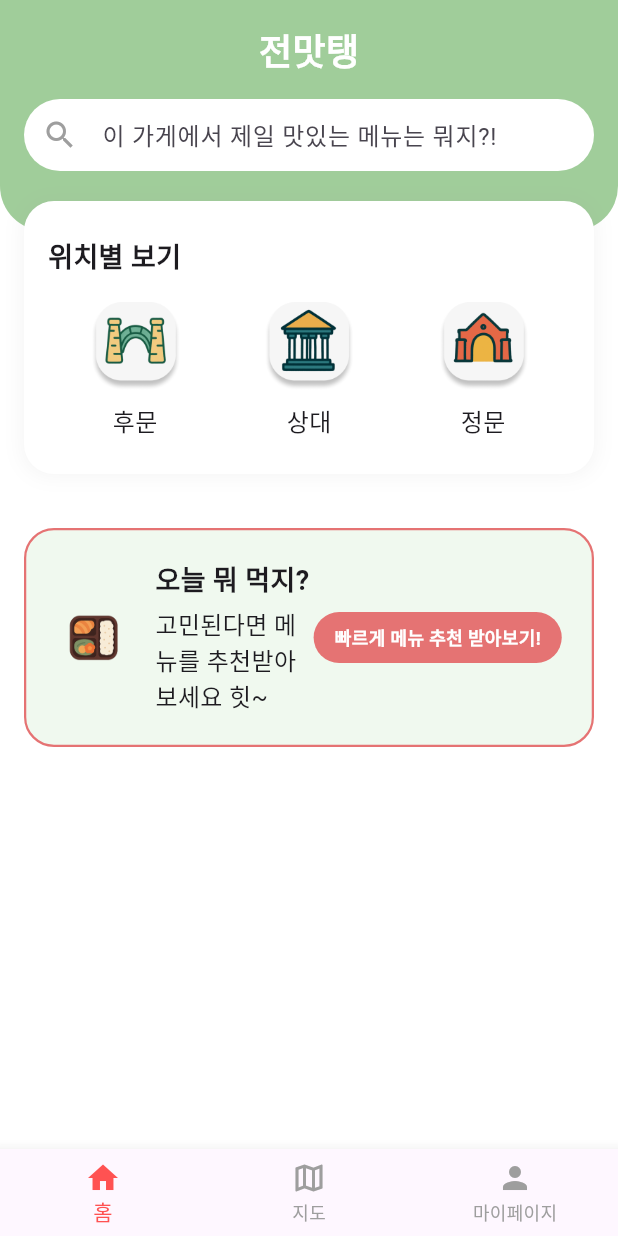
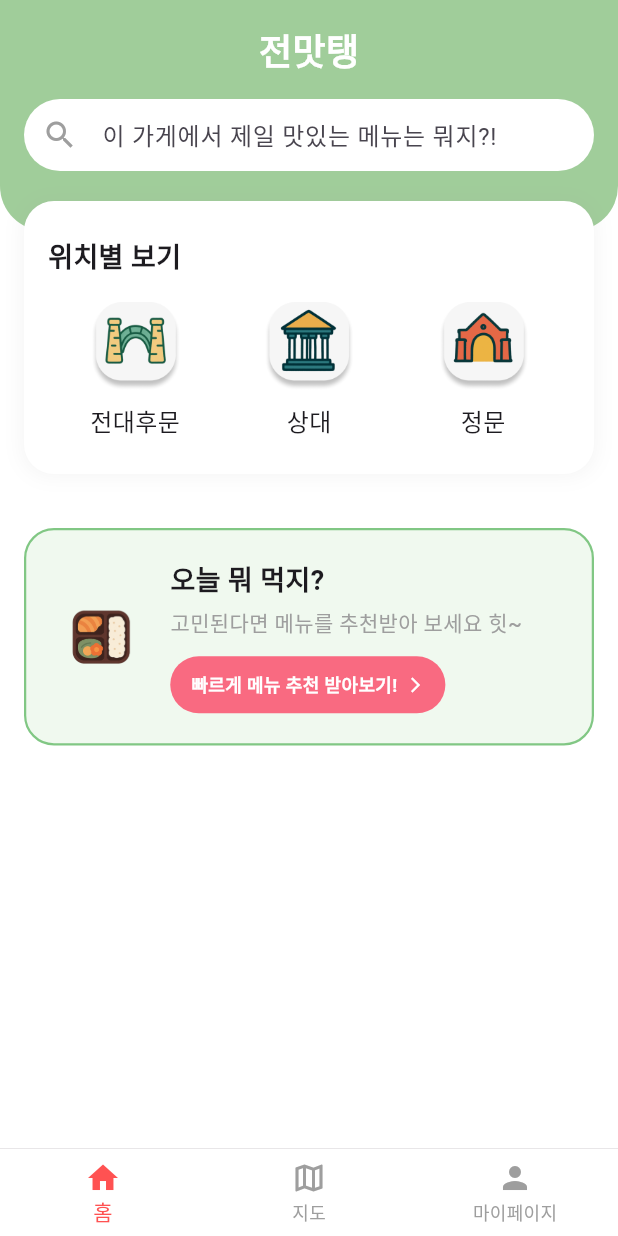
Before and after one commit to ReusCap/jeonmattaeng, a Flutter app: the MainTabPage screen opened by its route, on a phone screen of 412 x 824 dp. Run offline on Flutter 3.47's test engine with Material 3 defaults, Android fonts, the phone set to English and light mode, and no system bars; our stand-ins replace cached_network_image, dio, flutter_dotenv, flutter_secure_storage; missing offline and left inert: kakao_flutter_sdk_user; accounts and stored records are empty; network calls fail; Roboto replaces fonts that are missing (Pretendard).

Commit message:
색상통일

```diff
--- a/lib/pages/home_page.dart
+++ b/lib/pages/home_page.dart
@@ -25,7 +25,7 @@ class HomePage extends StatelessWidget {
     );
   }
 
-  // 상단 헤더 UI
+  // 상단 헤더 UI (변경 없음)
   Widget _buildTopHeader(BuildContext context) {
     return Container(
       width: double.infinity,
@@ -59,7 +59,7 @@ class HomePage extends StatelessWidget {
     );
   }
 
-  // 위치 선택 버튼 UI
+  // 위치 선택 버튼 UI (변경 없음)
   Widget _buildLocationButtons(BuildContext context) {
     // 헤더와 겹치도록 transform 사용
     return Transform.translate(
@@ -86,7 +86,7 @@ class HomePage extends StatelessWidget {
             Row(
               mainAxisAlignment: MainAxisAlignment.spaceAround,
               children: [
-                _locationButton(context, '후문', 'assets/icons/전대후문.png'),
+                _locationButton(context, '전대후문', 'assets/icons/전대후문.png'),
                 _locationButton(context, '상대', 'assets/icons/상대.png'),
                 _locationButton(context, '정문', 'assets/icons/정문.png'),
               ],
@@ -97,7 +97,7 @@ class HomePage extends StatelessWidget {
     );
   }
 
-  // 개별 위치 버튼 위젯
+  // 개별 위치 버튼 위젯 (변경 없음)
   Widget _locationButton(BuildContext context, String locationName, String iconPath) {
     return GestureDetector(
       onTap: () {
@@ -118,7 +118,7 @@ class HomePage extends StatelessWidget {
     );
   }
 
-  // 메뉴 추천 카드 UI
+  // ✨ 메뉴 추천 카드 UI (수정된 부분)
   Widget _buildRecommendCard(BuildContext context) {
     return Padding(
       padding: const EdgeInsets.symmetric(horizontal: 16.0),
@@ -134,31 +134,48 @@ class HomePage extends StatelessWidget {
           decoration: BoxDecoration(
             color: const Color(0xFFF0F9EF),
             borderRadius: BorderRadius.circular(20),
-            border: Border.all(color: const Color(0xFFE57373), width: 1.5),
+            // ✨ 1. 테두리 색상을 초록색 계열로 변경
+            border: Border.all(color: const Color(0xFF81C784), width: 1.5),
           ),
+          // ✨ 2. Row의 자식으로 [이미지, Expanded(Column(...))] 구조로 변경
           child: Row(
+            crossAxisAlignment: CrossAxisAlignment.center,
             children: [
-              // `assets/image/lunchbox_icon.png` 경로에 도시락 아이콘 이미지가 있어야 합니다.
-              Image.asset('assets/image/메뉴추천.png', width: 50),
+              // 스크린샷과 유사한 이미지를 사용해야 합니다.
+              Image.asset('assets/image/메뉴추천.png', width: 60, height: 60),
               const SizedBox(width: 16),
-              const Expanded(
+              Expanded(
                 child: Column(
                   crossAxisAlignment: CrossAxisAlignment.start,
                   children: [
-                    Text('오늘 뭐 먹지?', style: AppTextStyles.subtitle18SemiBold),
-                    SizedBox(height: 4),
-                    Text('고민된다면 메뉴를 추천받아 보세요 힛~', style: AppTextStyles.body16Regular),
+                    const Text('오늘 뭐 먹지?', style: AppTextStyles.subtitle18SemiBold),
+                    const SizedBox(height: 4),
+                    Text('고민된다면 메뉴를 추천받아 보세요 힛~',
+                        style: AppTextStyles.caption14Medium.copyWith(color: AppColors.grey)), // 폰트 크기 살짝 조절
+                    const SizedBox(height: 12),
+                    // ✨ 3. 버튼을 Column 안으로 이동시키고 스타일 수정
+                    Container(
+                      padding: const EdgeInsets.symmetric(horizontal: 14, vertical: 10),
+                      decoration: BoxDecoration(
+                        color: const Color(0xFFF96A81), // 이미지와 유사한 핑크색
+                        borderRadius: BorderRadius.circular(30),
+                      ),
+                      child: const Row(
+                        mainAxisSize: MainAxisSize.min, // 버튼 크기를 내용물에 맞춤
+                        children: [
+                          Text('빠르게 메뉴 추천 받아보기!',
+                              style: TextStyle(
+                                  color: Colors.white,
+                                  fontWeight: FontWeight.bold,
+                                  fontSize: 12)),
+                          SizedBox(width: 6),
+                          Icon(Icons.arrow_forward_ios, color: Colors.white, size: 12),
+                        ],
+                      ),
+                    )
                   ],
                 ),
               ),
-              Container(
-                padding: const EdgeInsets.symmetric(horizontal: 14, vertical: 8),
-                decoration: BoxDecoration(
-                  color: const Color(0xFFE57373),
-                  borderRadius: BorderRadius.circular(30),
-                ),
-                child: const Text('빠르게 메뉴 추천 받아보기!', style: TextStyle(color: Colors.white, fontWeight: FontWeight.bold, fontSize: 12)),
-              )
             ],
           ),
         ),
--- a/lib/pages/main_tab_page.dart
+++ b/lib/pages/main_tab_page.dart
@@ -31,21 +31,31 @@ class _MainTabPageState extends State<MainTabPage> {
         index: _selectedIndex,
         children: _pages,
       ),
-      // ✅ 2. BottomNavigationBar 아이템들도 새로운 구조에 맞게 수정합니다.
-      bottomNavigationBar: BottomNavigationBar(
+      // ✅ 2. BottomNavigationBar를 Container로 감싸서 상단에 구분선 추가
+      bottomNavigationBar: Container(
+        decoration: BoxDecoration(
+          // 위쪽에만 얇은 회색 테두리를 줍니다.
+          border: Border(
+            top: BorderSide(color: Colors.grey[300]!, width: 0.5),
+          ),
+        ),
+        child: BottomNavigationBar(
+          backgroundColor: Colors.white,
+          elevation: 0, // ✨ 컨테이너에 테두리를 줬으므로 기본 그림자는 제거합니다.
           currentIndex: _selectedIndex,
           onTap: (index) => setState(() => _selectedIndex = index),
-        selectedItemColor: Colors.redAccent, // 활성화된 아이콘 색상
-        unselectedItemColor: Colors.grey,   // 비활성화된 아이콘 색상
-        showSelectedLabels: true,           // 선택된 아이템 라벨 표시
-        showUnselectedLabels: true,         // 선택되지 않은 아이템 라벨 표시
-        type: BottomNavigationBarType.fixed, // 탭 애니메이션 고정
+          selectedItemColor: Colors.redAccent,
+          unselectedItemColor: Colors.grey,
+          showSelectedLabels: true,
+          showUnselectedLabels: true,
+          type: BottomNavigationBarType.fixed,
           items: const [
             BottomNavigationBarItem(icon: Icon(Icons.home), label: '홈'),
             BottomNavigationBarItem(icon: Icon(Icons.map_outlined), label: '지도'),
             BottomNavigationBarItem(icon: Icon(Icons.person), label: '마이페이지'),
           ],
         ),
+      ),
     );
   }
 }
--- a/lib/pages/menu_page.dart
+++ b/lib/pages/menu_page.dart
@@ -135,7 +135,7 @@ class _MenuPageState extends State<MenuPage> with RouteAware {
                 const Icon(Icons.favorite, size: 16, color: AppColors.heartRed),
                 const SizedBox(width: 4),
                 Text(_storeLikeCount.toString(),
-                    style: AppTextStyles.caption10Medium
+                    style: AppTextStyles.caption14Medium
                         .copyWith(color: AppColors.heartRed)),
               ],
             ),
@@ -210,7 +210,7 @@ class _MenuPageState extends State<MenuPage> with RouteAware {
                                 size: 14, color: AppColors.heartRed),
                             const SizedBox(width: 4),
                             Text(menu.likeCount.toString(),
-                                style: AppTextStyles.caption10Medium),
+                                style: AppTextStyles.caption14Medium),
                           ],
                         ),
                       ],
--- a/lib/pages/mypage.dart
+++ b/lib/pages/mypage.dart
@@ -10,13 +10,13 @@ class MyPage extends StatelessWidget {
   @override
   Widget build(BuildContext context) {
     return Scaffold(
-      backgroundColor: Colors.white, // ✅ 새하얀 배경 고정
+      backgroundColor: AppColors.white, // ✅ 새하얀 배경 고정
       appBar: AppBar(
         centerTitle: true, // ✅ 제목 가운데 정렬
         title: Text('마이페이지', style: AppTextStyles.title20SemiBold),
         elevation: 0.5,
-        backgroundColor: Colors.white,
-        foregroundColor: Colors.black,
+        backgroundColor: AppColors.white,
+        foregroundColor: AppColors.black,
       ),
       body: ListView(
         children: [
--- a/lib/pages/random_recommend_page.dart
+++ b/lib/pages/random_recommend_page.dart
@@ -227,7 +227,7 @@ class _RandomRecommendPageState extends State<RandomRecommendPage> {
                   Container(
                     padding: const EdgeInsets.symmetric(horizontal: 16, vertical: 6),
                     decoration: BoxDecoration(color: AppColors.white, borderRadius: BorderRadius.circular(20), border: Border.all(color: AppColors.unclickGrey, width: 1)),
-                    child: Text(menuDisplayName, style: AppTextStyles.button11Bold.copyWith(color: AppColors.heartRed)),
+                    child: Text(menuDisplayName, style: AppTextStyles.button14Bold.copyWith(color: AppColors.heartRed)),
                   ),
                 ],
               ),
--- a/lib/pages/review_page.dart
+++ b/lib/pages/review_page.dart
@@ -351,7 +351,7 @@ class _ReviewPageState extends State<ReviewPage> {
                             subtitle: Text(review.userNickname),
                             trailing: Text(
                               '${review.createdAt.month.toString().padLeft(2, '0')}/${review.createdAt.day.toString().padLeft(2, '0')} ${review.createdAt.hour.toString().padLeft(2, '0')}:${review.createdAt.minute.toString().padLeft(2, '0')}',
-                              style: AppTextStyles.caption10Medium
+                              style: AppTextStyles.caption14Medium
                                   .copyWith(color: AppColors.grey),
                             ),
                           );
--- a/lib/theme/app_text_styles.dart
+++ b/lib/theme/app_text_styles.dart
@@ -44,14 +44,14 @@ class AppTextStyles {
   );
 
   /// Caption (10pt, Medium)
-  static const TextStyle caption10Medium = TextStyle(
+  static const TextStyle caption14Medium = TextStyle(
     fontSize: 14,
     fontWeight: FontWeight.w500, // Medium
     fontFamily: 'Pretendard',
   );
 
   /// Button Text (11pt, Bold)
-  static const TextStyle button11Bold = TextStyle(
+  static const TextStyle button14Bold = TextStyle(
     fontSize: 14,
     fontWeight: FontWeight.w700, // Bold
     fontFamily: 'Pretendard',
```
Also changed, not shown: lib/pages/map_page.dart (+12 -3 lines), lib/pages/store_list_page.dart (+14 -14 lines). Lines whose indentation alone changed are shown as unchanged.
